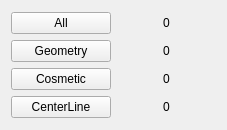
Qt form src/Mod/TechDraw/Gui/TaskRestoreLines.ui (southseact-3d/fcd) before a commit.
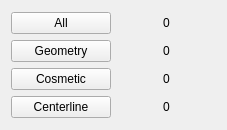
The same form after that commit.

Patch:
```diff
--- a/src/Mod/TechDraw/Gui/TaskRestoreLines.ui
+++ b/src/Mod/TechDraw/Gui/TaskRestoreLines.ui
@@ -70,7 +70,7 @@
      <item row="3" column="0">
       <widget class="QPushButton" name="pb_Center">
        <property name="text">
-        <string>CenterLine</string>
+        <string>Centerline</string>
        </property>
       </widget>
      </item>
```
